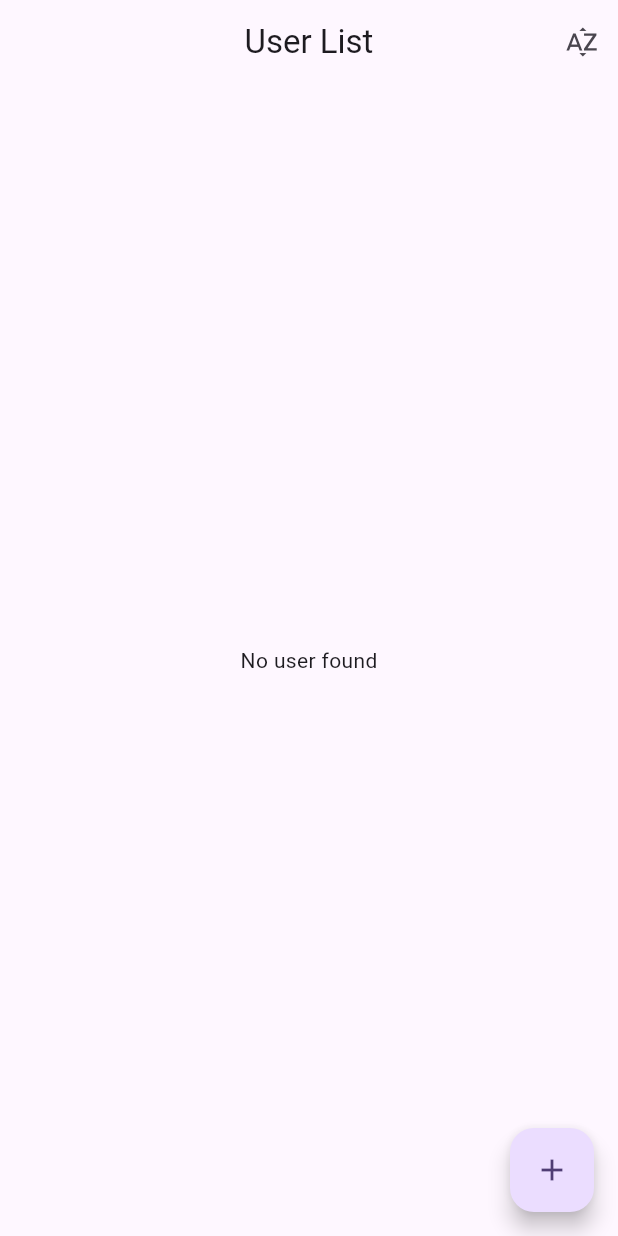
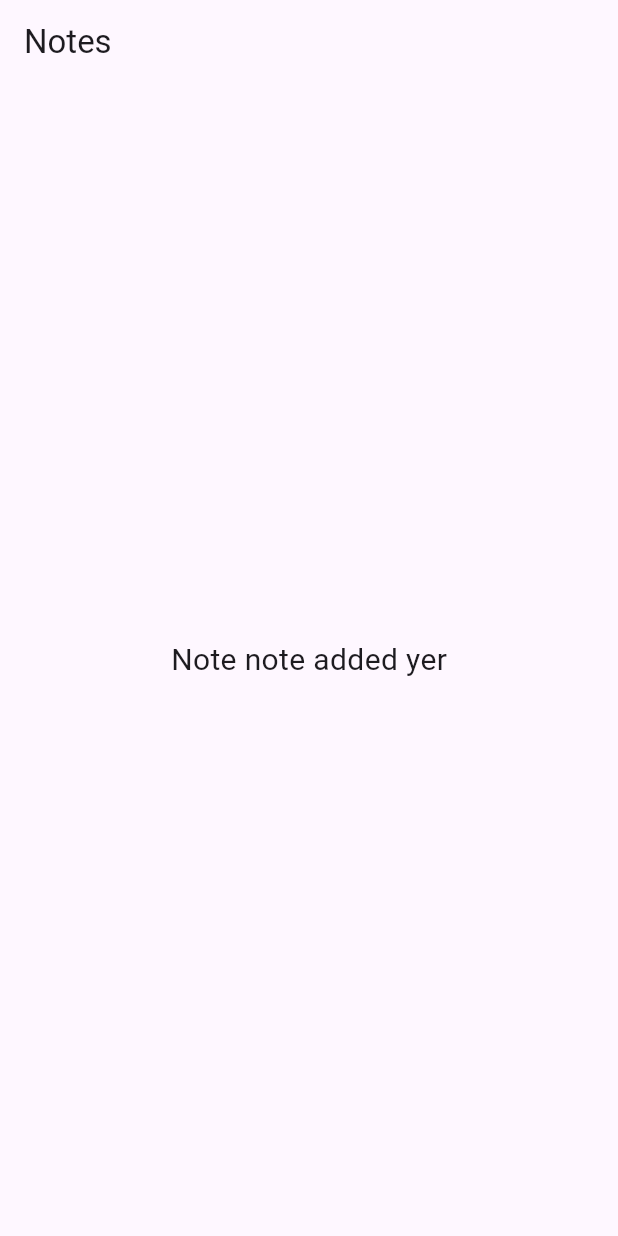
Before and after one commit to SaiyedMustaq/flutter_sqflite_note, a Flutter app: the screen it shows after launch, on a phone screen of 412 x 824 dp. Run offline on Flutter 3.47's test engine with Material 2 defaults, Android fonts, the light colour scheme and no system bars; our stand-ins replace bloc, equatable, flutter_bloc, flutter_colorpicker, sqflite; accounts and stored records are empty.

Commit message:
convert in to bloc structure
add bloc and according to state data will display

```diff
--- /dev/null
+++ b/lib/blocs/notes_bloc/notes_bloc.dart
@@ -0,0 +1,80 @@
+import 'package:bloc/bloc.dart';
+import 'package:equatable/equatable.dart';
+import 'package:sqflite_note/repository/NoteRepository.dart';
+
+import '../../database/DatabaseHelper.dart';
+import '../../model/Note.dart';
+
+part 'notes_event.dart';
+part 'notes_state.dart';
+
+class NotesBloc extends Bloc<NotesEvent, NotesState> {
+  bool ascending = true;
+  List<Note> noteList = [];
+  NotesBloc() : super(const NotesLoadedState()) {
+    // on<NotesEvent>((event, emit) {
+    //   if (event is LoadAllNoteEvent) {
+    //     _getAllNotes(event, emit);
+    //   }
+    //   if (event is AddNoteEvent) {
+    //     _addNewNote(event, emit);
+    //   }
+    //   if (event is UpdateNoteEvent) {
+    //     _updateNote(event, emit);
+    //   }
+    //   if (event is DeleteNoteEvent) {
+    //     _deleteNote(event, emit);
+    //   }
+    //   if (event is UpdateNoteEvent) {
+    //     _updateNewNote(event, emit);
+    //   }
+    //   if (event is IsCompleteEvent) {
+    //     _isCompleteNote(event, emit);
+    //   }
+    // });
+    on<LoadAllNoteEvent>(_getAllNotes);
+    on<AddNoteEvent>(_addNewNote);
+    on<UpdateNoteEvent>(_updateNewNote);
+    on<IsCompleteEvent>(_isCompleteNote);
+    on<DeleteNoteEvent>(_deleteNote);
+  }
+
+  void _getAllNotes(
+    LoadAllNoteEvent event,
+    Emitter<NotesState> emit,
+  ) async {
+    emit(NotesInitialState());
+    //noteList = await DatabaseHelper.instance.readAllNotes(accedingByName: true);
+    noteList = await NoteRepository.noteRepository.getAllNotes();
+    if (noteList.isEmpty) {
+      emit(const NoteNoteFountState(message: "Note note added yer"));
+    } else {
+      emit(NotesLoadedState(noteList: noteList));
+    }
+  }
+
+  void _addNewNote(
+    AddNoteEvent event,
+    Emitter<NotesState> emit,
+  ) {}
+
+  void _updateNote(
+    UpdateNoteEvent event,
+    Emitter<NotesState> emit,
+  ) {}
+
+  void _updateNewNote(
+    UpdateNoteEvent event,
+    Emitter<NotesState> emit,
+  ) {}
+
+  void _isCompleteNote(
+    IsCompleteEvent event,
+    Emitter<NotesState> emit,
+  ) {}
+
+  void _deleteNote(
+    DeleteNoteEvent event,
+    Emitter<NotesState> emit,
+  ) {}
+}
--- /dev/null
+++ b/lib/blocs/notes_bloc/notes_event.dart
@@ -0,0 +1,37 @@
+part of 'notes_bloc.dart';
+
+abstract class NotesEvent extends Equatable {
+  const NotesEvent();
+  @override
+  List<Object> get props => [];
+}
+
+class LoadAllNoteEvent extends NotesEvent {
+  final List<Note> noteList;
+  const LoadAllNoteEvent({required this.noteList});
+  List<Object> get pros => [noteList];
+}
+
+class AddNoteEvent extends NotesEvent {
+  final Note note;
+  const AddNoteEvent({required this.note});
+  List<Object> get pros => [note];
+}
+
+class UpdateNoteEvent extends NotesEvent {
+  final Note note;
+  const UpdateNoteEvent({required this.note});
+  List<Object> get pros => [note];
+}
+
+class DeleteNoteEvent extends NotesEvent {
+  final Note note;
+  const DeleteNoteEvent({required this.note});
+  List<Object> get pros => [note];
+}
+
+class IsCompleteEvent extends NotesEvent {
+  final Note note;
+  const IsCompleteEvent({required this.note});
+  List<Object> get pros => [note];
+}
--- /dev/null
+++ b/lib/blocs/notes_bloc/notes_state.dart
@@ -0,0 +1,39 @@
+part of 'notes_bloc.dart';
+
+abstract class NotesState extends Equatable {
+  const NotesState();
+
+  @override
+  List<Object> get props => [];
+}
+
+class NotesInitialState extends NotesState {}
+
+class NotesLoadedState extends NotesState {
+  final List<Note> noteList;
+  const NotesLoadedState({this.noteList = const <Note>[]});
+  List<Object> get pros => [noteList];
+}
+
+class NoteNoteFountState extends NotesState {
+  final String message;
+  const NoteNoteFountState({required this.message});
+}
+
+class NoteSearchState extends NotesState {
+  final List<Note> noteList;
+  const NoteSearchState({this.noteList = const <Note>[]});
+  List<Object> get pros => [noteList];
+}
+
+class NoteCompleteState extends NotesState {
+  final Note notes;
+  const NoteCompleteState({required this.notes});
+  List<Object> get pros => [notes];
+}
+
+class NoteDeleteState extends NotesState {
+  final Note notes;
+  const NoteDeleteState({required this.notes});
+  List<Object> get pros => [notes];
+}
--- a/lib/database/DatabaseHelper.dart
+++ b/lib/database/DatabaseHelper.dart
@@ -40,7 +40,7 @@ class DatabaseHelper {
   Future<Note> create(Note note) async {
     final db = await instance.database;
     final id = await db.insert(tableNotes, note.toJson());
-    return note.copy(id: id);
+    return note.copywith(id: id);
   }
 
   Future<List<Note>> readAllNotes({bool accedingByName = true}) async {
--- a/lib/main.dart
+++ b/lib/main.dart
@@ -1,4 +1,5 @@
 import 'package:flutter/material.dart';
+import 'package:sqflite_note/ui/NoteListingPage.dart';
 import 'package:sqflite_note/ui/UserList.dart';
 
 void main() {
@@ -15,7 +16,7 @@ class MyApp extends StatelessWidget {
       theme: ThemeData(
           colorScheme: ColorScheme.fromSeed(seedColor: Colors.deepPurple),
           useMaterial3: true),
-      home: const OfflineUserList(),
+      home: NoteListingPage(),
     );
   }
 }
--- a/lib/model/Note.dart
+++ b/lib/model/Note.dart
@@ -1,15 +1,18 @@
-final String tableNotes = 'notes';
+const String tableNotes = 'notes';
 
 class NoteFields {
   static final List<String> values = [
     /// Add all fields
-    id, title, description, color
+    id, title, description, color, date, time, isComplete,
   ];
 
   static const String id = '_id';
   static const String title = 'title';
   static const String description = 'description';
   static const String color = 'color';
+  static const String date = 'date';
+  static const String time = 'time';
+  static const String isComplete = 'isComplete'; //TODO 0=false, 1=true
 }
 
 class Note {
@@ -17,32 +20,52 @@ class Note {
   final String title;
   final String description;
   final String color;
+  final String date;
+  final String time;
+  String isComplete;
 
-  const Note(
+  Note(
       {this.id,
       required this.title,
       required this.description,
-      required this.color});
+      required this.color,
+      required this.date,
+      required this.time,
+      required this.isComplete});
 
-  Note copy({int? id, String? title, String? description, String? color}) =>
+  copywith(
+          {int? id,
+          String? title,
+          String? description,
+          String? color,
+          String? date,
+          String? time,
+          String? isComplete}) =>
       Note(
           id: id ?? this.id,
           title: title ?? this.title,
           description: description ?? this.description,
           color: color ?? this.color,
-      );
+          date: date ?? this.date,
+          time: time ?? this.time,
+          isComplete: isComplete ?? this.isComplete);
 
   static Note fromJson(Map<String, Object?> json) => Note(
       id: json[NoteFields.id] as int?,
       title: json[NoteFields.title] as String,
       description: json[NoteFields.description] as String,
       color: json[NoteFields.color] as String,
-      );
+      date: json[NoteFields.date] as String,
+      time: json[NoteFields.time] as String,
+      isComplete: json[NoteFields.isComplete] as String);
 
   Map<String, Object?> toJson() => {
         NoteFields.id: id,
         NoteFields.title: title,
         NoteFields.description: description,
-        NoteFields.color: color
+        NoteFields.color: color,
+        NoteFields.date: date,
+        NoteFields.time: time,
+        NoteFields.isComplete: isComplete
       };
 }
--- /dev/null
+++ b/lib/noteInerface/NoteInterface.dart
@@ -0,0 +1,10 @@
+import '../model/Note.dart';
+
+abstract class NoteApi {
+  Future<List<Note>> getAllNotes();
+  Future<int> getRowCount();
+  Future updateNote(int id);
+  Future deleteNote(int id);
+  Future<List<Note>> alphabaticOrder();
+  Future<void> close();
+}
--- /dev/null
+++ b/lib/repository/NoteRepository.dart
@@ -0,0 +1,29 @@
+import 'package:sqflite_note/database/DatabaseHelper.dart';
+import 'package:sqflite_note/model/Note.dart';
+import 'package:sqflite_note/noteInerface/NoteInterface.dart';
+
+class NoteRepository extends NoteApi {
+  NoteRepository._();
+  static NoteRepository noteRepository = NoteRepository._();
+  @override
+  Future<List<Note>> alphabaticOrder() async =>
+      await DatabaseHelper.instance.readAllNotes();
+
+  @override
+  Future<void> close() async => await DatabaseHelper.instance.close();
+
+  @override
+  Future<List<Note>> getAllNotes() async =>
+      await DatabaseHelper.instance.readAllNotes();
+
+  @override
+  Future<int> getRowCount() async =>
+      await DatabaseHelper.instance.queryRowCount();
+
+  @override
+  Future<int> deleteNote(int id) async =>
+      await DatabaseHelper.instance.delete(id);
+
+  @override
+  Future updateNote(int id) async => await DatabaseHelper.instance.delete(id);
+}
--- /dev/null
+++ b/lib/ui/NoteListingPage.dart
@@ -0,0 +1,52 @@
+import 'package:flutter/material.dart';
+import 'package:flutter_bloc/flutter_bloc.dart';
+import 'package:sqflite_note/ui/TaskWidget.dart';
+
+import '../blocs/notes_bloc/notes_bloc.dart';
+import '../model/Note.dart';
+
+class NoteListingPage extends StatelessWidget {
+  @override
+  Widget build(BuildContext context) {
+    return BlocProvider(
+      create: (context) => NotesBloc(),
+      child: Builder(builder: (context) {
+        BlocProvider.of<NotesBloc>(context)
+            .add(const LoadAllNoteEvent(noteList: []));
+        return buildPage(context);
+      }),
+    );
+  }
+
+  Widget buildPage(BuildContext context) {
+    return Scaffold(
+      appBar:
+          AppBar(automaticallyImplyLeading: false, title: const Text("Notes")),
+      body: BlocBuilder<NotesBloc, NotesState>(
+        builder: (context, state) {
+          if (state is NotesInitialState) {
+            return const Center(child: CircularProgressIndicator());
+          }
+          if (state is NoteNoteFountState) {
+            return Center(
+                child: Text(state.message,
+                    style: const TextStyle(fontSize: 20.0)));
+          }
+          if (state is NotesLoadedState) {
+            return ListView.builder(
+              itemCount: state.noteList.length,
+              itemBuilder: (context, index) {
+                Note _note = state.noteList[index];
+                return TaskWidget(
+                  note: _note,
+                  onCheckEvent: (checkUncheck, note) {},
+                );
+              },
+            );
+          }
+          return Container();
+        },
+      ),
+    );
+  }
+}
```
Also changed, not shown: lib/ui/AddUser.dart (+17 -0 lines), lib/ui/TaskWidget.dart (added, +53 -0 lines), pubspec.yaml (+8 -0 lines). Lines whose indentation alone changed are shown as unchanged.
